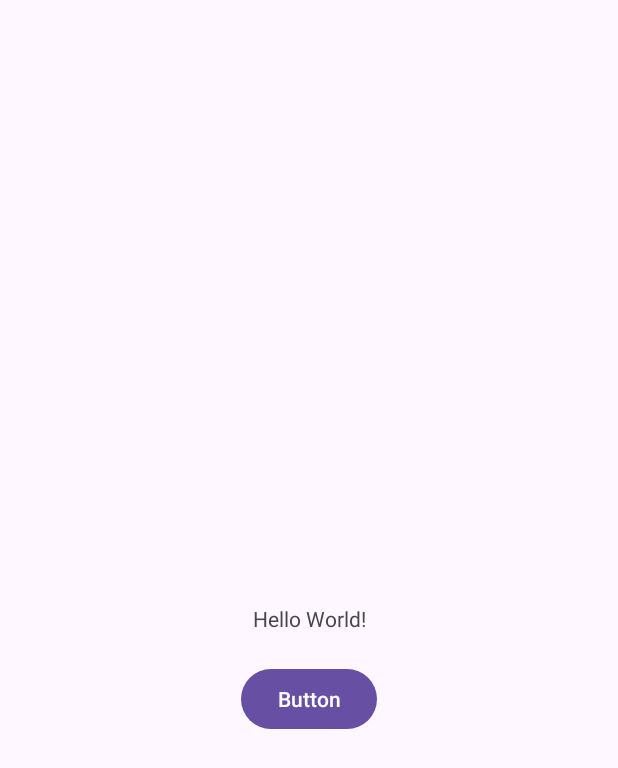
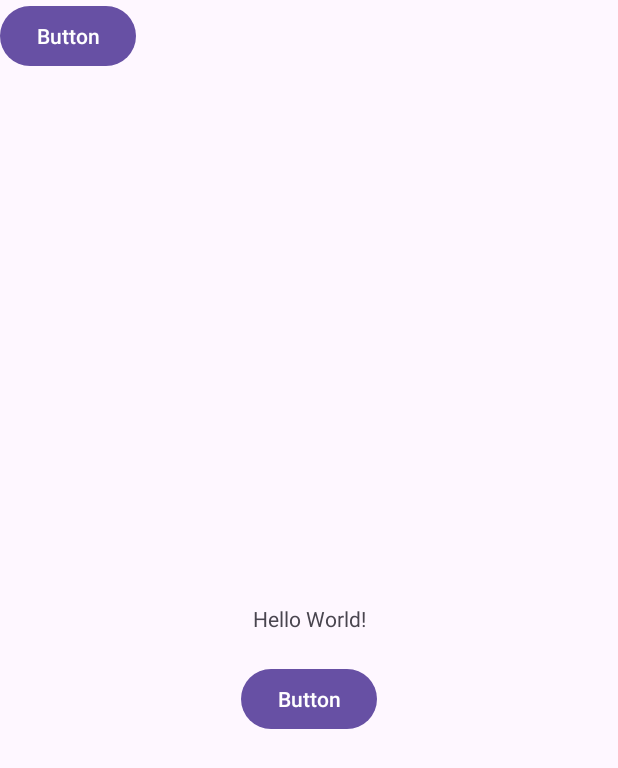
Before and after one commit to st10611/miaPrimaApplicazione, an Android app: the screen it shows after launch (MainActivity), on a phone screen of 412 x 824 dp. Shown: the top 768 px of the screen. Run offline under Robolectric (Android 15) with nearby library versions, the phone set to English and light mode, and no system bars.

Commit message:
modifica main activity

```diff
--- a/app/src/main/res/layout/activity_main.xml
+++ b/app/src/main/res/layout/activity_main.xml
@@ -26,4 +26,12 @@
         app:layout_constraintStart_toStartOf="@+id/button"
         app:layout_constraintTop_toTopOf="parent" />
 
+    <Button
+        android:id="@+id/button2"
+        android:layout_width="wrap_content"
+        android:layout_height="wrap_content"
+        android:text="Button"
+        tools:layout_editor_absoluteX="160dp"
+        tools:layout_editor_absoluteY="453dp" />
+
 </androidx.constraintlayout.widget.ConstraintLayout>
```
